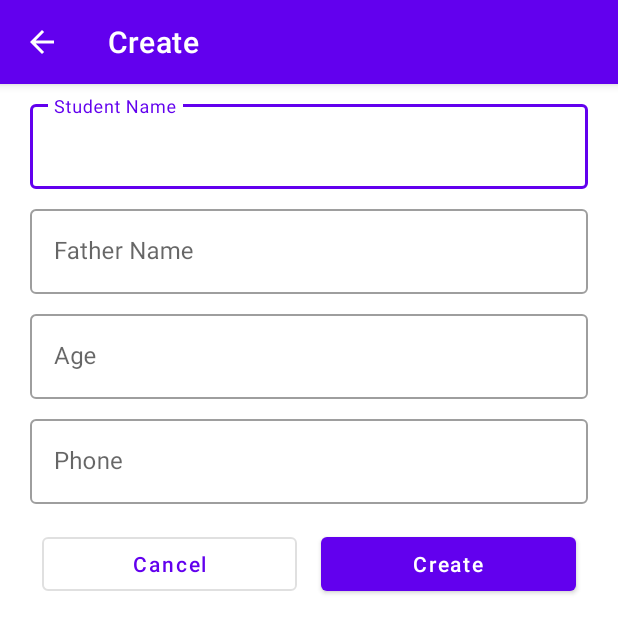
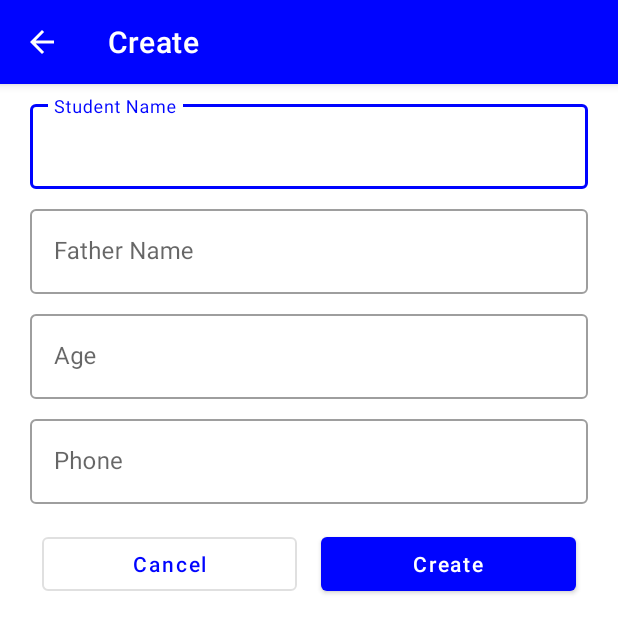
Before and after one commit to EiEiKyaw/student-register-mvvm, an Android app: the FormActivity screen opened directly, with no data from a screen before it, on a phone screen of 412 x 824 dp. Shown: the top 633 px of the screen. Run offline under Robolectric (Android 15) with nearby library versions, the phone set to English and light mode, and no system bars; our stand-ins replace Room's generated code.

Commit message:
- add the ouput images ( res > output ) - change the action bar colors

```diff
--- a/app/src/main/res/values/colors.xml
+++ b/app/src/main/res/values/colors.xml
@@ -1,6 +1,6 @@
 <?xml version="1.0" encoding="utf-8"?>
 <resources>
-    <color name="colorPrimary">#6200EE</color>
-    <color name="colorPrimaryDark">#3700B3</color>
+    <color name="colorPrimary">#0004FF</color>
+    <color name="colorPrimaryDark">#000000</color>
     <color name="colorAccent">#03DAC5</color>
 </resources>
```
